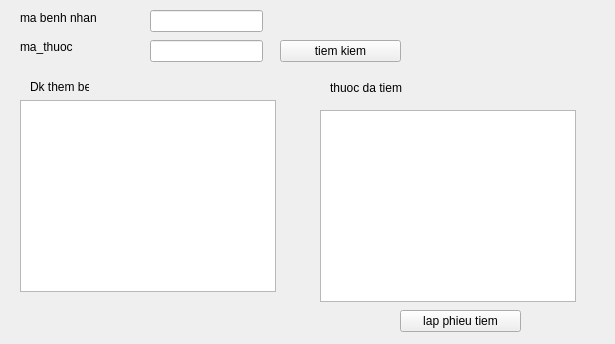
This is tracuuphieuhen.ui in xdien/tcmr as Qt 5 draws it before an edit. The edited form follows.
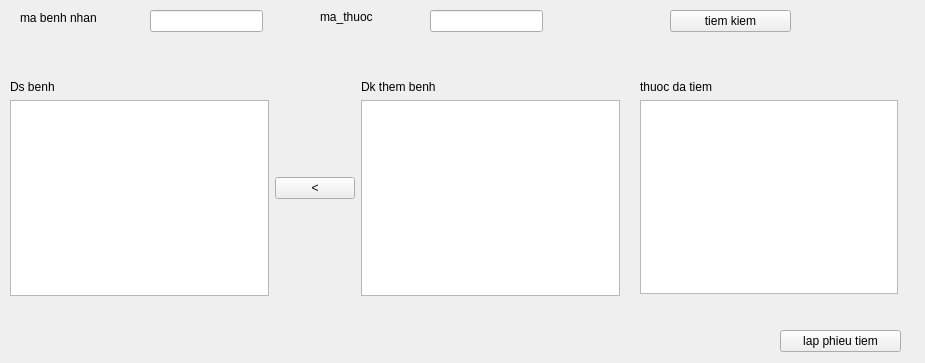
This is the edited form.

Commit message: them tinh nang moi

Diff of the .ui file:
```diff
--- a/tracuuphieuhen.ui
+++ b/tracuuphieuhen.ui
@@ -6,8 +6,8 @@
    <rect>
     <x>0</x>
     <y>0</y>
-    <width>615</width>
-    <height>344</height>
+    <width>925</width>
+    <height>363</height>
    </rect>
   </property>
   <property name="windowTitle">
@@ -29,8 +29,8 @@
   <widget class="QPushButton" name="pushButton">
    <property name="geometry">
     <rect>
-     <x>400</x>
-     <y>310</y>
+     <x>780</x>
+     <y>330</y>
      <width>121</width>
      <height>22</height>
     </rect>
@@ -49,57 +49,11 @@
     </rect>
    </property>
   </widget>
-  <widget class="QListView" name="benhdk">
-   <property name="geometry">
-    <rect>
-     <x>20</x>
-     <y>100</y>
-     <width>256</width>
-     <height>192</height>
-    </rect>
-   </property>
-  </widget>
-  <widget class="QLabel" name="label_2">
-   <property name="geometry">
-    <rect>
-     <x>30</x>
-     <y>80</y>
-     <width>59</width>
-     <height>14</height>
-    </rect>
-   </property>
-   <property name="text">
-    <string>Dk them benh</string>
-   </property>
-  </widget>
-  <widget class="QTreeView" name="thuoc">
-   <property name="geometry">
-    <rect>
-     <x>320</x>
-     <y>110</y>
-     <width>256</width>
-     <height>192</height>
-    </rect>
-   </property>
-  </widget>
-  <widget class="QLabel" name="label_3">
-   <property name="geometry">
-    <rect>
-     <x>330</x>
-     <y>80</y>
-     <width>111</width>
-     <height>16</height>
-    </rect>
-   </property>
-   <property name="text">
-    <string>thuoc da tiem</string>
-   </property>
-  </widget>
   <widget class="QPushButton" name="pushButton_2">
    <property name="geometry">
     <rect>
-     <x>280</x>
-     <y>40</y>
+     <x>670</x>
+     <y>10</y>
      <width>121</width>
      <height>22</height>
     </rect>
@@ -111,8 +65,8 @@
   <widget class="QLineEdit" name="lineEdit_mathuoc">
    <property name="geometry">
     <rect>
-     <x>150</x>
-     <y>40</y>
+     <x>430</x>
+     <y>10</y>
      <width>113</width>
      <height>22</height>
     </rect>
@@ -121,8 +75,8 @@
   <widget class="QLabel" name="label_4">
    <property name="geometry">
     <rect>
-     <x>20</x>
-     <y>40</y>
+     <x>320</x>
+     <y>10</y>
      <width>59</width>
      <height>14</height>
     </rect>
@@ -144,6 +98,75 @@
     <string/>
    </property>
   </widget>
+  <widget class="QWidget" name="">
+   <property name="geometry">
+    <rect>
+     <x>640</x>
+     <y>80</y>
+     <width>258</width>
+     <height>214</height>
+    </rect>
+   </property>
+   <layout class="QVBoxLayout" name="verticalLayout">
+    <item>
+     <widget class="QLabel" name="label_3">
+      <property name="text">
+       <string>thuoc da tiem</string>
+      </property>
+     </widget>
+    </item>
+    <item>
+     <widget class="QTreeView" name="thuoc"/>
+    </item>
+   </layout>
+  </widget>
+  <widget class="QWidget" name="">
+   <property name="geometry">
+    <rect>
+     <x>10</x>
+     <y>80</y>
+     <width>610</width>
+     <height>216</height>
+    </rect>
+   </property>
+   <layout class="QHBoxLayout" name="horizontalLayout">
+    <item>
+     <layout class="QVBoxLayout" name="verticalLayout_3">
+      <item>
+       <widget class="QLabel" name="label_5">
+        <property name="text">
+         <string>Ds benh</string>
+        </property>
+       </widget>
+      </item>
+      <item>
+       <widget class="QListView" name="dsbenh"/>
+      </item>
+     </layout>
+    </item>
+    <item>
+     <widget class="QPushButton" name="pushButton_3">
+      <property name="text">
+       <string>&lt;</string>
+      </property>
+     </widget>
+    </item>
+    <item>
+     <layout class="QVBoxLayout" name="verticalLayout_2">
+      <item>
+       <widget class="QLabel" name="label_2">
+        <property name="text">
+         <string>Dk them benh</string>
+        </property>
+       </widget>
+      </item>
+      <item>
+       <widget class="QListView" name="benhdk"/>
+      </item>
+     </layout>
+    </item>
+   </layout>
+  </widget>
  </widget>
  <resources/>
  <connections/>
```
Left out of the diff: 10 changed lines with no effect on the pictures. The commit also changes 13 other files.
